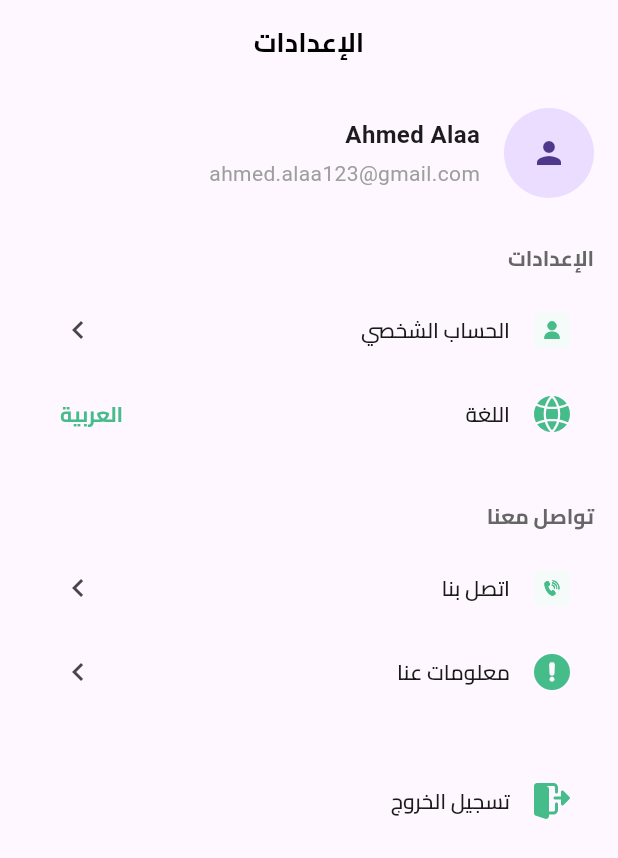
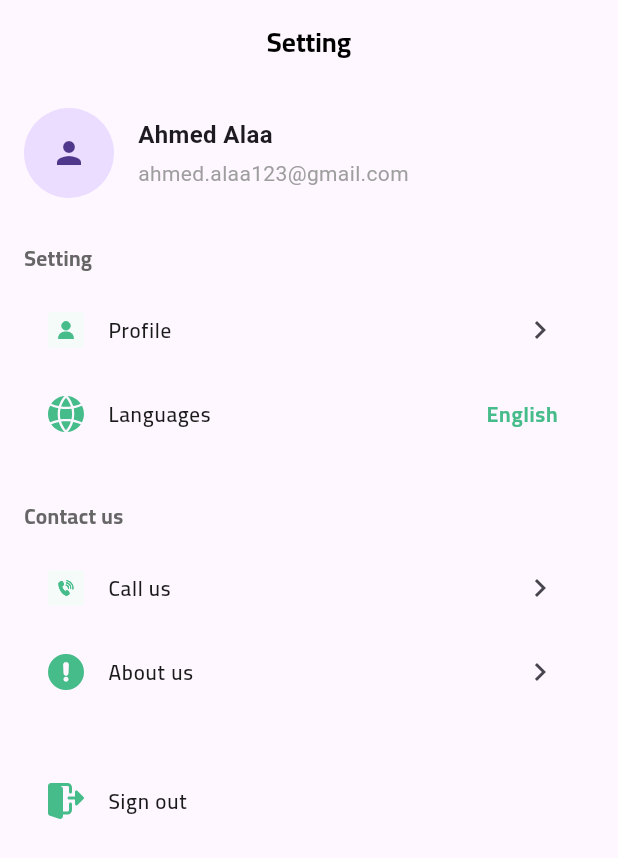
Before and after one commit to seifyaser/DigiFly, a Flutter app: the AccountSettingsScreen screen opened by its route, on a phone screen of 412 x 824 dp. Shown: the top 858 px of the screen. Run offline on Flutter 3.47's test engine with Material 3 defaults, Android fonts, the phone set to English and light mode, and no system bars; our stand-ins replace flutter_bloc, flutter_svg.

Commit message:
final commit

```diff
--- a/lib/l10n/intl_ar.arb
+++ b/lib/l10n/intl_ar.arb
@@ -47,7 +47,7 @@
   "settingsCallUs": "اتصل بنا",
    "settingsCallUsBanner": "تواصل معنا",
   "settingsSignOut": "تسجيل الخروج",
-
+  "Languageoption" : "اللغة العربية",
   "accountTitle": "المعلومات الأساسية",
   "accountEmail": "البريد الإلكتروني",
   "accountFirstName": "الاسم الأول",
--- a/lib/l10n/intl_en.arb
+++ b/lib/l10n/intl_en.arb
@@ -47,6 +47,7 @@
   "settingsCallUs": "Call us",
   "settingsSignOut": "Sign out",
  "settingsCallUsBanner": "Contact us",
+ "Languageoption" : "English",
 
 
   "accountTitle": "Edit Account",
--- a/lib/main.dart
+++ b/lib/main.dart
@@ -18,7 +18,7 @@ class MyApp extends StatelessWidget {
     return BlocProvider(
       create: (context) => TextEditorCubit(),
       child: MaterialApp(
-        locale: Locale('ar'),
+      //  locale: Locale('ar'),
         localizationsDelegates: [
                 S.delegate,
                 GlobalMaterialLocalizations.delegate,
--- a/lib/presentation/AccountSettings/AccountScreen.dart
+++ b/lib/presentation/AccountSettings/AccountScreen.dart
@@ -12,7 +12,7 @@ class AccountSettingsScreen extends StatelessWidget {
     return Scaffold(
       appBar: AppBar(
         automaticallyImplyLeading: false,
-        title: Center(child: Text(s.settingsTitle, style: Apptheme.buttonBoldprimary,)), // "Setting"
+        title: Center(child: Text(s.settingsTitle, style: Apptheme.buttonBoldprimary,)),
       ),
       body: ListView(
         padding: const EdgeInsets.all(16),
@@ -64,7 +64,7 @@ class AccountSettingsScreen extends StatelessWidget {
               height: 24,
             ),
             title: Text(s.settingsLanguages, style: Apptheme.heading4,),
-            trailing: const Text('العربية', style: Apptheme.TextBold4),
+            trailing: Text(S.of(context).Languageoption, style: Apptheme.TextBold4),
             onTap: () {},
           ),
 
@@ -103,7 +103,7 @@ class AccountSettingsScreen extends StatelessWidget {
             leading: SvgPicture.asset('assets/images/signout.svg', height: 24),
             title: Text(s.settingsSignOut, style: Apptheme.heading4,),
             onTap: () {
-              Navigator.pushNamed(context, '/login-screen');
+              Navigator.pushReplacementNamed(context, '/login-screen');
             },
           ),
         ],
```
Also changed, not shown: lib/presentation/basicData_screen/basicData.dart (+29 -17 lines), lib/generated/intl/messages_ar.dart, lib/generated/intl/messages_en.dart, lib/generated/l10n.dart.
